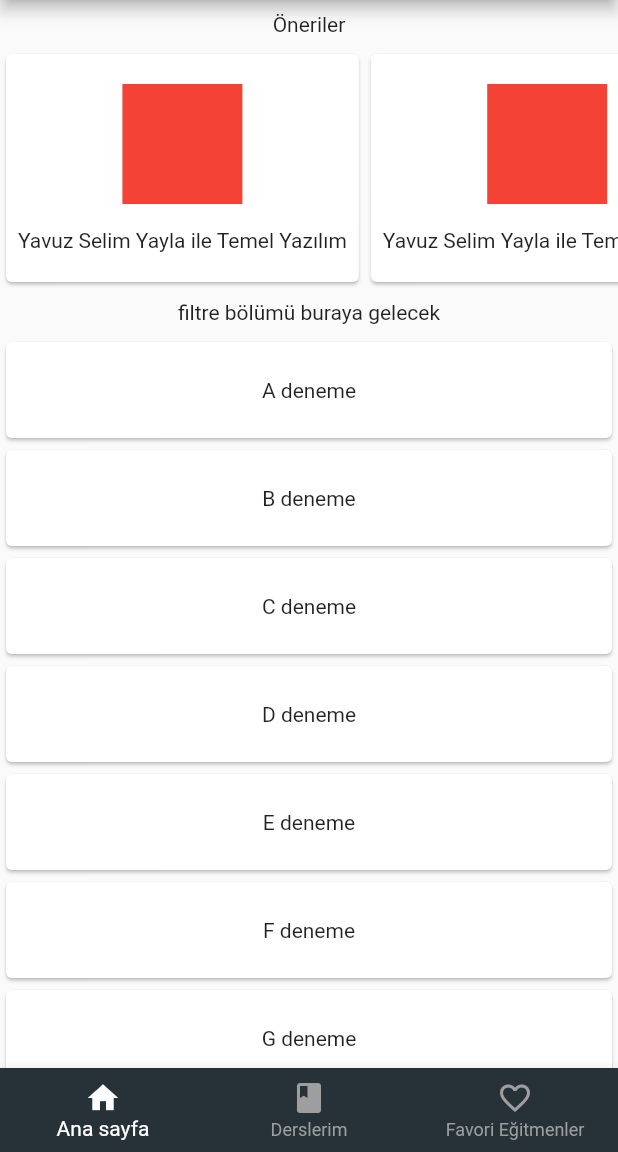
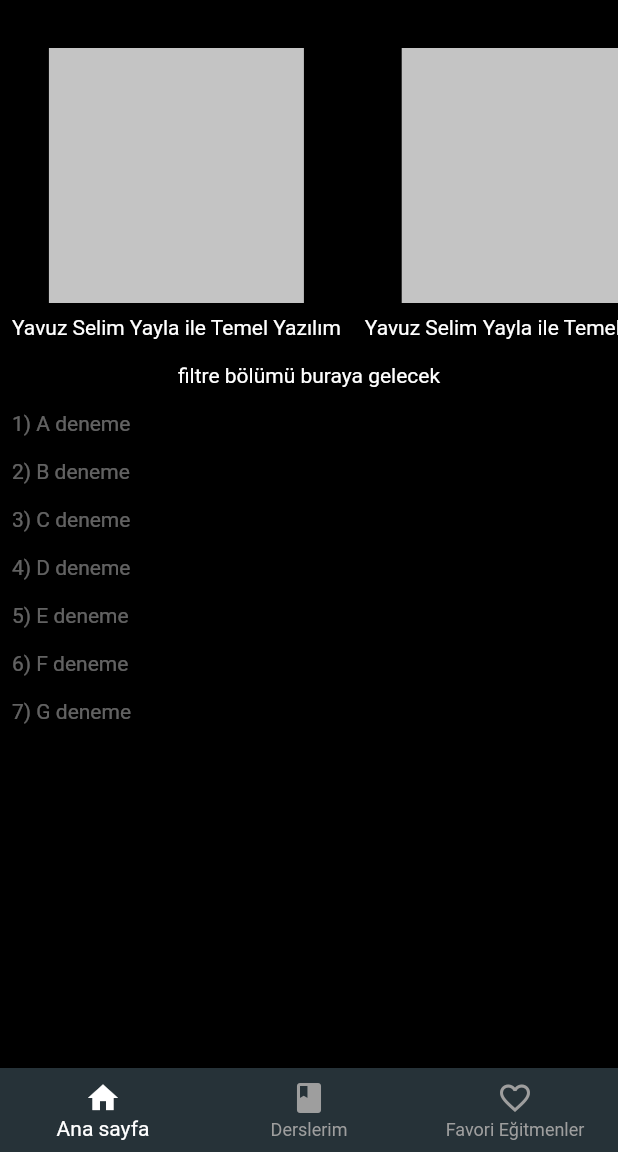
Before and after one commit to DSC-Turkey/harman, a Flutter app: the screen it shows after launch, on a phone screen of 412 x 824 dp, the part 84-1236 px from its top. Run offline on Flutter 3.47's test engine with Material 2 defaults, Android fonts, the phone set to English and light mode, and no system bars; our stand-ins replace firebase_auth, shared_preferences; accounts and stored records are empty.

Commit message:
Update homeScreen.dart

```diff
--- a/lib/screens/homeScreen.dart
+++ b/lib/screens/homeScreen.dart
@@ -1,5 +1,6 @@
 import 'package:flutter/material.dart';
 import 'package:flutter/rendering.dart';
+import 'package:harman2021hackathon/models/lessonModel.dart';
 
 class AvailableLessons extends StatefulWidget {
   @override
@@ -55,16 +56,19 @@ class _HomePageState extends State<HomePage> {
   @override
   Widget build(BuildContext context) {
     return Scaffold(
+      backgroundColor: Colors.black,
       body: Column(
         children: [
-          Padding(
+          Align(child: Padding(
             padding: const EdgeInsets.all(8.0),
             child: Text('Öneriler'),
           ),
-          SizedBox(height: 160.0, child: SuggestedBar()),
+            alignment: Alignment.centerLeft
+               ),
+          SizedBox(height: 202.0, child: SuggestedBar()),
           Padding(
             padding: const EdgeInsets.all(8.0),
-            child: Text('filtre bölümü buraya gelecek'),
+            child: Text('filtre bölümü buraya gelecek', style: TextStyle(color: Colors.white),),
           ),
           Expanded(child: TrendsList()),
         ],
@@ -86,25 +90,16 @@ class SuggestedBar extends StatelessWidget {
       itemCount: fakeList.length,
       scrollDirection: Axis.horizontal,
       itemBuilder: (context, index) {
-        return Card(
-          child: Column(
+        return Column(
             mainAxisAlignment: MainAxisAlignment.center,
             crossAxisAlignment: CrossAxisAlignment.center,
             children: [
+              LessonCard(170),
               Padding(
                 padding: const EdgeInsets.all(8.0),
-                child: Container(
-                  color: Colors.red,
-                  width: 80.0,
-                  height: 80.0,
-                ),
-              ),
-              Padding(
-                padding: const EdgeInsets.all(8.0),
-                child: Text(fakeList[index]),
+                child: Text(fakeList[index],style: TextStyle(color: Colors.white),),
               ),
             ],
-          ),
         );
       },
     );
@@ -143,14 +138,10 @@ class _TrendsListState extends State<TrendsList> {
       itemCount: data.length,
       shrinkWrap: true,
       itemBuilder: (context, index) {
-        return Card(
-          child: Padding(
-            padding: const EdgeInsets.all(24.0),
-            child: Center(
-              child: Text(data[index]),
-            ),
-          ),
-        );
+        return Padding(
+            padding: const EdgeInsets.all(8.0),
+            child: Text('${index + 1}) ${data[index]}',style: TextStyle(color: Colors.white38),),
+          );
       },
     );
   }
@@ -158,7 +149,7 @@ class _TrendsListState extends State<TrendsList> {
 
 Widget LessonCard(double size){
   return Container(
-    color: Colors.grey,
+    color: Color.fromRGBO(196, 196, 196, 1),
     width: size,
     height: size,
   );
```
